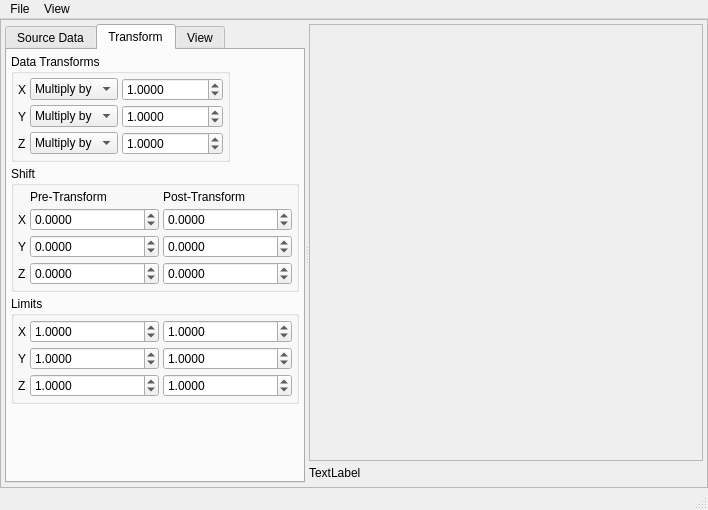
Before: the Qt Designer form src/gui/fqplot.ui in trisyoungs/uchroma, drawn with Qt 5.
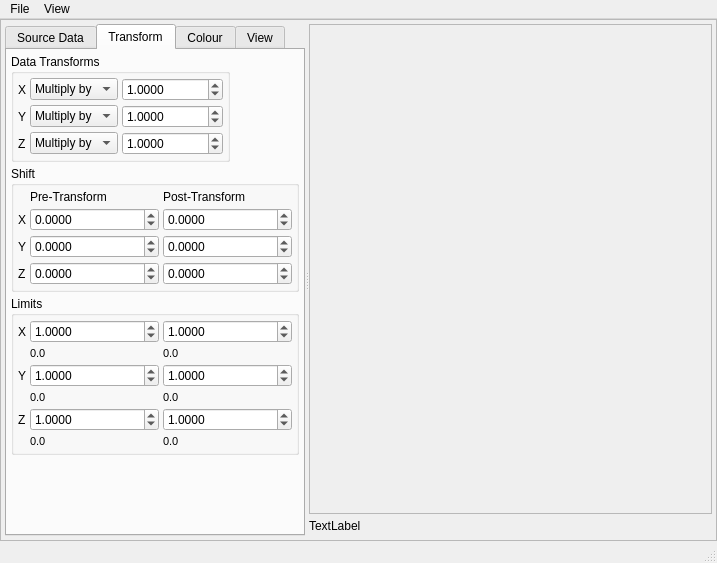
After: the same form once the commit is applied. The open tabs and pages were chosen to show the change. Icons and pictures are not drawn. Custom widgets are drawn as their Qt base class.

Commit message: Added test cos function data. Fixed - Normal generation now appears to be working correctly (at least for test datasets). Fixed - data limits and Transform tab were not updated after loading more files. Added code to set limits to min/max available data if the current values have too small a range (1e-5). Fixed - Transform limits were not updated after changing transform type/values.

```diff
--- a/src/gui/fqplot.ui
+++ b/src/gui/fqplot.ui
@@ -6,8 +6,8 @@
    <rect>
     <x>0</x>
     <y>0</y>
-    <width>708</width>
-    <height>510</height>
+    <width>717</width>
+    <height>563</height>
    </rect>
   </property>
   <property name="windowTitle">
@@ -661,7 +661,29 @@
                </property>
                <item>
                 <layout class="QGridLayout" name="gridLayout_2">
-                 <item row="2" column="1">
+                 <item row="0" column="2">
+                  <widget class="QDoubleSpinBox" name="LimitXMaxSpin">
+                   <property name="sizePolicy">
+                    <sizepolicy hsizetype="Expanding" vsizetype="Fixed">
+                     <horstretch>0</horstretch>
+                     <verstretch>0</verstretch>
+                    </sizepolicy>
+                   </property>
+                   <property name="decimals">
+                    <number>4</number>
+                   </property>
+                   <property name="minimum">
+                    <double>-1000000.000000000000000</double>
+                   </property>
+                   <property name="maximum">
+                    <double>1000000.000000000000000</double>
+                   </property>
+                   <property name="value">
+                    <double>1.000000000000000</double>
+                   </property>
+                  </widget>
+                 </item>
+                 <item row="4" column="1">
                   <widget class="QDoubleSpinBox" name="LimitZMinSpin">
                    <property name="sizePolicy">
                     <sizepolicy hsizetype="Expanding" vsizetype="Fixed">
@@ -718,7 +740,7 @@
                    </property>
                   </widget>
                  </item>
-                 <item row="2" column="0">
+                 <item row="4" column="0">
                   <widget class="QLabel" name="ZAxisLabel">
                    <property name="sizePolicy">
                     <sizepolicy hsizetype="Minimum" vsizetype="Preferred">
@@ -731,29 +753,29 @@
                    </property>
                   </widget>
                  </item>
-                 <item row="1" column="2">
-                  <widget class="QDoubleSpinBox" name="LimitYMaxSpin">
-                   <property name="sizePolicy">
-                    <sizepolicy hsizetype="Expanding" vsizetype="Fixed">
-                     <horstretch>0</horstretch>
-                     <verstretch>0</verstretch>
-                    </sizepolicy>
-                   </property>
-                   <property name="decimals">
-                    <number>4</number>
-                   </property>
-                   <property name="minimum">
-                    <double>-1000000.000000000000000</double>
-                   </property>
-                   <property name="maximum">
-                    <double>1000000.000000000000000</double>
-                   </property>
-                   <property name="value">
-                    <double>1.000000000000000</double>
-                   </property>
-                  </widget>
-                 </item>
                  <item row="2" column="2">
+                  <widget class="QDoubleSpinBox" name="LimitYMaxSpin">
+                   <property name="sizePolicy">
+                    <sizepolicy hsizetype="Expanding" vsizetype="Fixed">
+                     <horstretch>0</horstretch>
+                     <verstretch>0</verstretch>
+                    </sizepolicy>
+                   </property>
+                   <property name="decimals">
+                    <number>4</number>
+                   </property>
+                   <property name="minimum">
+                    <double>-1000000.000000000000000</double>
+                   </property>
+                   <property name="maximum">
+                    <double>1000000.000000000000000</double>
+                   </property>
+                   <property name="value">
+                    <double>1.000000000000000</double>
+                   </property>
+                  </widget>
+                 </item>
+                 <item row="4" column="2">
                   <widget class="QDoubleSpinBox" name="LimitZMaxSpin">
                    <property name="sizePolicy">
                     <sizepolicy hsizetype="Expanding" vsizetype="Fixed">
@@ -775,29 +797,7 @@
                    </property>
                   </widget>
                  </item>
-                 <item row="0" column="2">
-                  <widget class="QDoubleSpinBox" name="LimitXMaxSpin">
-                   <property name="sizePolicy">
-                    <sizepolicy hsizetype="Expanding" vsizetype="Fixed">
-                     <horstretch>0</horstretch>
-                     <verstretch>0</verstretch>
-                    </sizepolicy>
-                   </property>
-                   <property name="decimals">
-                    <number>4</number>
-                   </property>
-                   <property name="minimum">
-                    <double>-1000000.000000000000000</double>
-                   </property>
-                   <property name="maximum">
-                    <double>1000000.000000000000000</double>
-                   </property>
-                   <property name="value">
-                    <double>1.000000000000000</double>
-                   </property>
-                  </widget>
-                 </item>
-                 <item row="1" column="1">
+                 <item row="2" column="1">
                   <widget class="QDoubleSpinBox" name="LimitYMinSpin">
                    <property name="sizePolicy">
                     <sizepolicy hsizetype="Expanding" vsizetype="Fixed">
@@ -819,7 +819,7 @@
                    </property>
                   </widget>
                  </item>
-                 <item row="1" column="0">
+                 <item row="2" column="0">
                   <widget class="QLabel" name="YAxisLabel">
                    <property name="sizePolicy">
                     <sizepolicy hsizetype="Minimum" vsizetype="Preferred">
@@ -832,6 +832,78 @@
                    </property>
                   </widget>
                  </item>
+                 <item row="3" column="1">
+                  <widget class="QLabel" name="LimitYMinLabel">
+                   <property name="font">
+                    <font>
+                     <pointsize>8</pointsize>
+                    </font>
+                   </property>
+                   <property name="text">
+                    <string>0.0</string>
+                   </property>
+                  </widget>
+                 </item>
+                 <item row="1" column="1">
+                  <widget class="QLabel" name="LimitXMinLabel">
+                   <property name="font">
+                    <font>
+                     <pointsize>8</pointsize>
+                    </font>
+                   </property>
+                   <property name="text">
+                    <string>0.0</string>
+                   </property>
+                  </widget>
+                 </item>
+                 <item row="1" column="2">
+                  <widget class="QLabel" name="LimitXMaxLabel">
+                   <property name="font">
+                    <font>
+                     <pointsize>8</pointsize>
+                    </font>
+                   </property>
+                   <property name="text">
+                    <string>0.0</string>
+                   </property>
+                  </widget>
+                 </item>
+                 <item row="5" column="1">
+                  <widget class="QLabel" name="LimitZMinLabel">
+                   <property name="font">
+                    <font>
+                     <pointsize>8</pointsize>
+                    </font>
+                   </property>
+                   <property name="text">
+                    <string>0.0</string>
+                   </property>
+                  </widget>
+                 </item>
+                 <item row="3" column="2">
+                  <widget class="QLabel" name="LimitZMaxLabel_2">
+                   <property name="font">
+                    <font>
+                     <pointsize>8</pointsize>
+                    </font>
+                   </property>
+                   <property name="text">
+                    <string>0.0</string>
+                   </property>
+                  </widget>
+                 </item>
+                 <item row="5" column="2">
+                  <widget class="QLabel" name="LimitZMaxLabel">
+                   <property name="font">
+                    <font>
+                     <pointsize>8</pointsize>
+                    </font>
+                   </property>
+                   <property name="text">
+                    <string>0.0</string>
+                   </property>
+                  </widget>
+                 </item>
                 </layout>
                </item>
               </layout>
@@ -854,7 +926,7 @@
           </widget>
           <widget class="QWidget" name="View">
            <attribute name="title">
-            <string>View</string>
+            <string>Colour</string>
            </attribute>
            <layout class="QVBoxLayout" name="verticalLayout_5">
             <property name="spacing">
@@ -981,6 +1053,33 @@
             </item>
            </layout>
           </widget>
+          <widget class="QWidget" name="ViewTab">
+           <attribute name="title">
+            <string>View</string>
+           </attribute>
+           <layout class="QVBoxLayout" name="verticalLayout_8">
+            <item>
+             <widget class="QCheckBox" name="ViewInvertZCheck">
+              <property name="text">
+               <string>Invert Z</string>
+              </property>
+             </widget>
+            </item>
+            <item>
+             <spacer name="verticalSpacer">
+              <property name="orientation">
+               <enum>Qt::Vertical</enum>
+              </property>
+              <property name="sizeHint" stdset="0">
+               <size>
+                <width>20</width>
+                <height>422</height>
+               </size>
+              </property>
+             </spacer>
+            </item>
+           </layout>
+          </widget>
          </widget>
          <widget class="QWidget" name="layoutWidget">
           <layout class="QVBoxLayout" name="verticalLayout_4">
@@ -1071,7 +1170,7 @@
     <rect>
      <x>0</x>
      <y>0</y>
-     <width>708</width>
+     <width>717</width>
      <height>27</height>
     </rect>
    </property>
```
Left out of the diff: 4 changed lines with no effect on the pictures. The commit also changes 26 other files.
